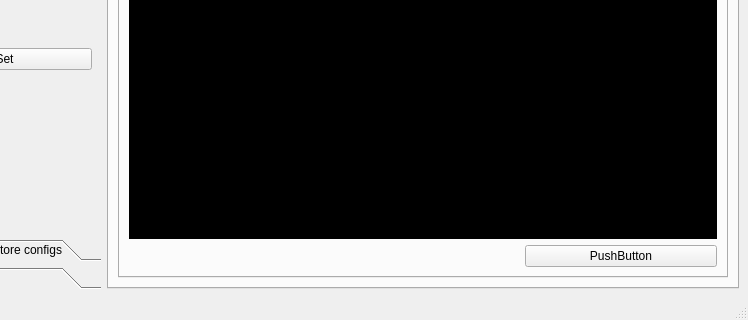
The window that main.ui (saad909/cnsrc) describes before a commit, drawn with Qt 5; both pictures show x 101 to 849 and y 416 to 736 of the 849 by 736 pixel window.
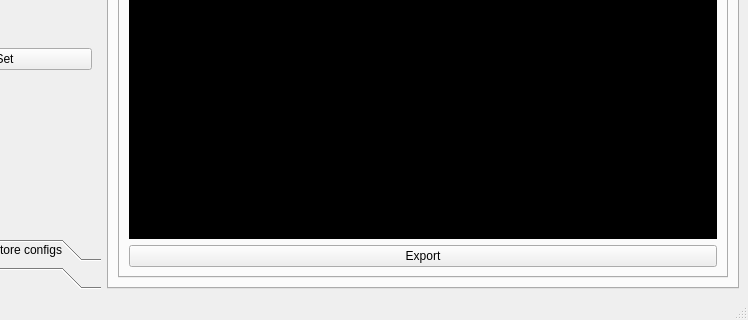
The same window after the commit.

The edit to the form file:
```diff
--- a/main.ui
+++ b/main.ui
@@ -1770,13 +1770,6 @@
               </property>
              </widget>
             </item>
-            <item row="3" column="2">
-             <widget class="QPushButton" name="pushButton">
-              <property name="text">
-               <string>PushButton</string>
-              </property>
-             </widget>
-            </item>
             <item row="0" column="2">
              <widget class="QPushButton" name="config_show_btn_submit">
               <property name="enabled">
@@ -1787,6 +1780,13 @@
               </property>
              </widget>
             </item>
+            <item row="3" column="0" colspan="3">
+             <widget class="QPushButton" name="pushButton">
+              <property name="text">
+               <string>Export</string>
+              </property>
+             </widget>
+            </item>
            </layout>
           </widget>
           <widget class="QWidget" name="tab_6">
```
